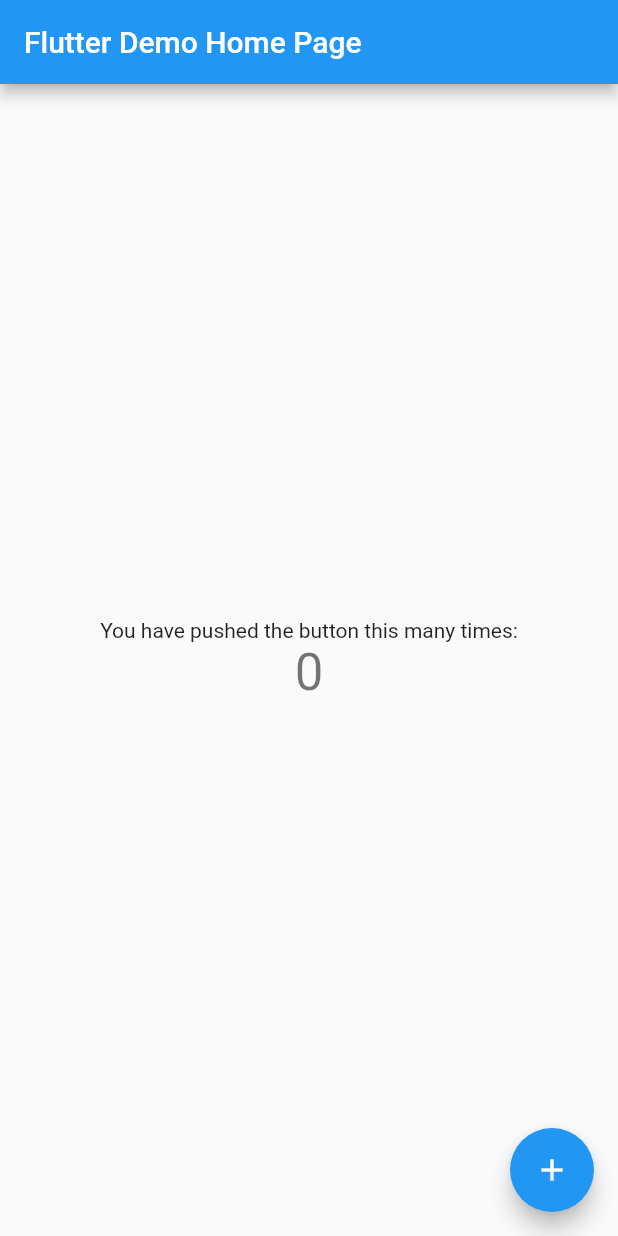
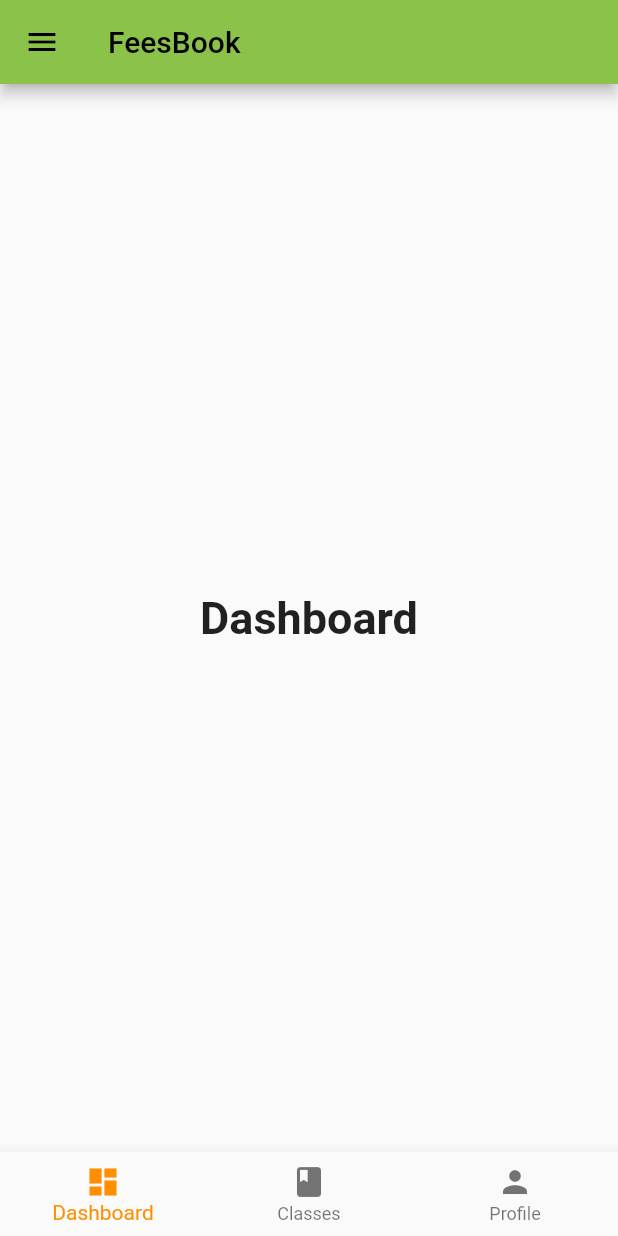
Before and after one commit to Nitinjiwnani/flutter_task, a Flutter app: the screen it shows after launch, on a phone screen of 412 x 824 dp. Run offline on Flutter 3.47's test engine with Material 2 defaults, Android fonts, the phone set to English and light mode, and no system bars.

```diff
--- a/lib/main.dart
+++ b/lib/main.dart
@@ -1,115 +1,121 @@
 import 'package:flutter/material.dart';
 
-void main() {
-  runApp(const MyApp());
-}
+void main() => runApp(const MyApp());
 
 class MyApp extends StatelessWidget {
   const MyApp({Key? key}) : super(key: key);
 
-  // This widget is the root of your application.
+  static const String _title = 'Flutter Code Sample';
+
   @override
   Widget build(BuildContext context) {
     return MaterialApp(
-      title: 'Flutter Demo',
       theme: ThemeData(
-        // This is the theme of your application.
-        //
-        // Try running your application with "flutter run". You'll see the
-        // application has a blue toolbar. Then, without quitting the app, try
-        // changing the primarySwatch below to Colors.green and then invoke
-        // "hot reload" (press "r" in the console where you ran "flutter run",
-        // or simply save your changes to "hot reload" in a Flutter IDE).
-        // Notice that the counter didn't reset back to zero; the application
-        // is not restarted.
-        primarySwatch: Colors.blue,
-      ),
-      home: const MyHomePage(title: 'Flutter Demo Home Page'),
+          colorScheme:
+              ColorScheme.fromSwatch(primarySwatch: Colors.lightGreen)),
+      title: _title,
+      home: const MyStatefulWidget(),
     );
   }
 }
 
-class MyHomePage extends StatefulWidget {
-  const MyHomePage({Key? key, required this.title}) : super(key: key);
-
-  // This widget is the home page of your application. It is stateful, meaning
-  // that it has a State object (defined below) that contains fields that affect
-  // how it looks.
-
-  // This class is the configuration for the state. It holds the values (in this
-  // case the title) provided by the parent (in this case the App widget) and
-  // used by the build method of the State. Fields in a Widget subclass are
-  // always marked "final".
-
-  final String title;
+class MyStatefulWidget extends StatefulWidget {
+  const MyStatefulWidget({Key? key}) : super(key: key);
 
   @override
-  State<MyHomePage> createState() => _MyHomePageState();
+  State<MyStatefulWidget> createState() => _MyStatefulWidgetState();
 }
 
-class _MyHomePageState extends State<MyHomePage> {
-  int _counter = 0;
+class _MyStatefulWidgetState extends State<MyStatefulWidget> {
+  int _selectedIndex = 0;
+  static const TextStyle optionStyle =
+      TextStyle(fontSize: 30, fontWeight: FontWeight.bold);
+  static const List<Widget> _widgetOptions = <Widget>[
+    Text(
+      'Dashboard',
+      style: optionStyle,
+    ),
+    Text(
+      'Classes',
+      style: optionStyle,
+    ),
+    Text(
+      'Profile',
+      style: optionStyle,
+    ),
+  ];
 
-  void _incrementCounter() {
+  void _onItemTapped(int index) {
     setState(() {
-      // This call to setState tells the Flutter framework that something has
-      // changed in this State, which causes it to rerun the build method below
-      // so that the display can reflect the updated values. If we changed
-      // _counter without calling setState(), then the build method would not be
-      // called again, and so nothing would appear to happen.
-      _counter++;
+      _selectedIndex = index;
     });
   }
 
   @override
   Widget build(BuildContext context) {
-    // This method is rerun every time setState is called, for instance as done
-    // by the _incrementCounter method above.
-    //
-    // The Flutter framework has been optimized to make rerunning build methods
-    // fast, so that you can just rebuild anything that needs updating rather
-    // than having to individually change instances of widgets.
     return Scaffold(
       appBar: AppBar(
-        // Here we take the value from the MyHomePage object that was created by
-        // the App.build method, and use it to set our appbar title.
-        title: Text(widget.title),
+        title: const Text('FeesBook'),
       ),
-      body: Center(
-        // Center is a layout widget. It takes a single child and positions it
-        // in the middle of the parent.
-        child: Column(
-          // Column is also a layout widget. It takes a list of children and
-          // arranges them vertically. By default, it sizes itself to fit its
-          // children horizontally, and tries to be as tall as its parent.
-          //
-          // Invoke "debug painting" (press "p" in the console, choose the
-          // "Toggle Debug Paint" action from the Flutter Inspector in Android
-          // Studio, or the "Toggle Debug Paint" command in Visual Studio Code)
-          // to see the wireframe for each widget.
-          //
-          // Column has various properties to control how it sizes itself and
-          // how it positions its children. Here we use mainAxisAlignment to
-          // center the children vertically; the main axis here is the vertical
-          // axis because Columns are vertical (the cross axis would be
-          // horizontal).
-          mainAxisAlignment: MainAxisAlignment.center,
-          children: <Widget>[
-            const Text(
-              'You have pushed the button this many times:',
+      drawer: Drawer(
+        child: ListView(
+          padding: EdgeInsets.zero,
+          children: [
+            DrawerHeader(
+              decoration: BoxDecoration(
+                color: Colors.greenAccent,
+              ),
+              child: Text(
+                'FeesBook',
+                style: TextStyle(fontSize: 30.0),
+              ),
             ),
-            Text(
-              '$_counter',
-              style: Theme.of(context).textTheme.headline4,
+            ListTile(
+              leading: Icon(Icons.home),
+              title: const Text('Home'),
+              onTap: () {
+                Navigator.pop(context);
+              },
+            ),
+            ListTile(
+              leading: Icon(Icons.details),
+              title: const Text('About Us'),
+              onTap: () {
+                Navigator.pop(context);
+              },
+            ),
+            ListTile(
+              leading: Icon(Icons.logout),
+              title: const Text('Logout'),
+              onTap: () {
+                Navigator.pop(context);
+              },
             ),
           ],
         ),
       ),
-      floatingActionButton: FloatingActionButton(
-        onPressed: _incrementCounter,
-        tooltip: 'Increment',
-        child: const Icon(Icons.add),
-      ), // This trailing comma makes auto-formatting nicer for build methods.
+      body: Center(
+        child: _widgetOptions.elementAt(_selectedIndex),
+      ),
+      bottomNavigationBar: BottomNavigationBar(
+        items: const <BottomNavigationBarItem>[
+          BottomNavigationBarItem(
+            icon: Icon(Icons.dashboard),
+            label: 'Dashboard',
+          ),
+          BottomNavigationBarItem(
+            icon: Icon(Icons.class_),
+            label: 'Classes',
+          ),
+          BottomNavigationBarItem(
+            icon: Icon(Icons.person),
+            label: 'Profile',
+          ),
+        ],
+        currentIndex: _selectedIndex,
+        selectedItemColor: Colors.amber[800],
+        onTap: _onItemTapped,
+      ),
     );
   }
 }
```
